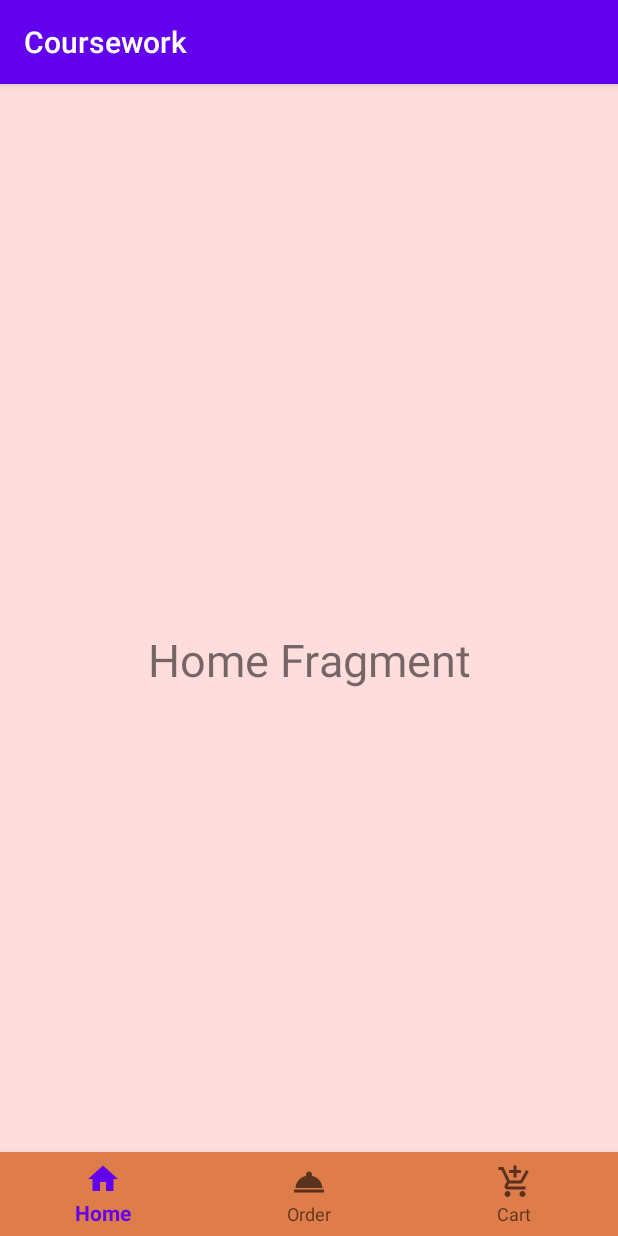
After one commit to S-Sahanii0/Android, an Android app: the HomeNav screen opened directly, with no data from a screen before it, on a phone screen of 412 x 824 dp. The commit adds this screen. Run offline under Robolectric (Android 15) with nearby library versions, the phone set to English and light mode, and no system bars.

Commit message:
Navigation bar completed.

```diff
--- a/app/build.gradle
+++ b/app/build.gradle
@@ -33,6 +33,9 @@ dependencies {
     implementation 'com.google.android.material:material:1.1.0'
     implementation 'androidx.annotation:annotation:1.1.0'
     implementation 'androidx.lifecycle:lifecycle-extensions:2.2.0'
+    implementation 'androidx.legacy:legacy-support-v4:1.0.0'
+    implementation 'androidx.navigation:navigation-fragment:2.0.0'
+    implementation 'androidx.navigation:navigation-ui:2.0.0'
     testImplementation 'junit:junit:4.12'
     androidTestImplementation 'androidx.test.ext:junit:1.1.1'
     androidTestImplementation 'androidx.test.espresso:espresso-core:3.2.0'
--- a/app/src/main/AndroidManifest.xml
+++ b/app/src/main/AndroidManifest.xml
@@ -9,7 +9,7 @@
         android:roundIcon="@mipmap/ic_launcher_round"
         android:supportsRtl="true"
         android:theme="@style/AppTheme">
-        <activity android:name=".OrderActivity" />
+        <activity android:name=".NavBar_Food"></activity>
         <activity android:name=".LoginActivity" />
         <activity android:name=".register_Activity" />
         <activity
--- /dev/null
+++ b/app/src/main/java/com/example/coursework/HomeNav.java
@@ -0,0 +1,18 @@
+package com.example.coursework;
+
+import android.os.Bundle;
+import android.view.LayoutInflater;
+import android.view.View;
+import android.view.ViewGroup;
+
+import androidx.annotation.NonNull;
+import androidx.annotation.Nullable;
+import androidx.fragment.app.Fragment;
+
+public class HomeNav extends Fragment {
+    @Nullable
+    @Override
+    public View onCreateView(@NonNull LayoutInflater inflater, @Nullable ViewGroup container, @Nullable Bundle savedInstanceState) {
+        return inflater.inflate(R.layout.home_frag, container, false);
+    }
+}
--- /dev/null
+++ b/app/src/main/java/com/example/coursework/NavBar_Food.java
@@ -0,0 +1,51 @@
+package com.example.coursework;
+
+import androidx.annotation.NonNull;
+import androidx.appcompat.app.AppCompatActivity;
+import androidx.fragment.app.Fragment;
+
+import android.os.Bundle;
+import android.view.MenuItem;
+
+import com.google.android.material.bottomnavigation.BottomNavigationView;
+
+public class NavBar_Food extends AppCompatActivity {
+    BottomNavigationView bottomNav;
+
+    @Override
+    protected void onCreate(Bundle savedInstanceState) {
+        super.onCreate(savedInstanceState);
+        setContentView(R.layout.activity_nav_bar__food);
+
+        bottomNav = findViewById(R.id.nav_bottom_id);
+        bottomNav.setOnNavigationItemSelectedListener(navListner);
+
+        getSupportFragmentManager().beginTransaction().replace(R.id.frame_id, new HomeNav()).commit();
+    }
+
+    BottomNavigationView.OnNavigationItemSelectedListener navListner =
+            new BottomNavigationView.OnNavigationItemSelectedListener() {
+                @Override
+                public boolean onNavigationItemSelected(@NonNull MenuItem menuItem) {
+                    Fragment displayedFrag=null;
+
+                    switch (menuItem.getItemId()){
+                        case R.id.home_id:
+                            displayedFrag= new HomeNav();
+                            break;
+
+                        case R.id.order_id:
+                            displayedFrag= new OrderNav();
+                            break;
+
+                        case R.id.cart_id:
+                            displayedFrag= new CartNav();
+                            break;
+                    }
+
+                    //for displaying frag
+                    getSupportFragmentManager().beginTransaction().replace(R.id.frame_id, displayedFrag).commit();
+                    return true;
+                }
+            };
+}
--- a/app/src/main/java/com/example/coursework/pritisha.java
+++ /dev/null
@@ -1,4 +0,0 @@
-package com.example.coursework;
-
-public class pritisha {
-}
--- /dev/null
+++ b/app/src/main/res/drawable/ic_home.xml
@@ -0,0 +1,5 @@
+<vector android:height="24dp" android:tint="#CD7B31"
+    android:viewportHeight="24.0" android:viewportWidth="24.0"
+    android:width="24dp" xmlns:android="http://schemas.android.com/apk/res/android">
+    <path android:fillColor="#FF000000" android:pathData="M10,20v-6h4v6h5v-8h3L12,3 2,12h3v8z"/>
+</vector>
--- a/app/src/main/res/drawable/ic_order.xml
+++ b/app/src/main/res/drawable/ic_order.xml
@@ -1,5 +1,5 @@
 <vector android:height="24dp" android:tint="#CD7B31"
     android:viewportHeight="24.0" android:viewportWidth="24.0"
     android:width="24dp" xmlns:android="http://schemas.android.com/apk/res/android">
-    <path android:fillColor="#FF000000" android:pathData="M12,6c1.11,0 2,-0.9 2,-2 0,-0.38 -0.1,-0.73 -0.29,-1.03L12,0l-1.71,2.97c-0.19,0.3 -0.29,0.65 -0.29,1.03 0,1.1 0.9,2 2,2zM16.6,15.99l-1.07,-1.07 -1.08,1.07c-1.3,1.3 -3.58,1.31 -4.89,0l-1.07,-1.07 -1.09,1.07C6.75,16.64 5.88,17 4.96,17c-0.73,0 -1.4,-0.23 -1.96,-0.61L3,21c0,0.55 0.45,1 1,1h16c0.55,0 1,-0.45 1,-1v-4.61c-0.56,0.38 -1.23,0.61 -1.96,0.61 -0.92,0 -1.79,-0.36 -2.44,-1.01zM18,9h-5L13,7h-2v2L6,9c-1.66,0 -3,1.34 -3,3v1.54c0,1.08 0.88,1.96 1.96,1.96 0.52,0 1.02,-0.2 1.38,-0.57l2.14,-2.13 2.13,2.13c0.74,0.74 2.03,0.74 2.77,0l2.14,-2.13 2.13,2.13c0.37,0.37 0.86,0.57 1.38,0.57 1.08,0 1.96,-0.88 1.96,-1.96L20.99,12C21,10.34 19.66,9 18,9z"/>
+    <path android:fillColor="#FF000000" android:pathData="M2,17h20v2L2,19zM13.84,7.79c0.1,-0.24 0.16,-0.51 0.16,-0.79 0,-1.1 -0.9,-2 -2,-2s-2,0.9 -2,2c0,0.28 0.06,0.55 0.16,0.79C6.25,8.6 3.27,11.93 3,16h18c-0.27,-4.07 -3.25,-7.4 -7.16,-8.21z"/>
 </vector>
--- /dev/null
+++ b/app/src/main/res/layout/activity_nav_bar__food.xml
@@ -0,0 +1,22 @@
+<?xml version="1.0" encoding="utf-8"?>
+<RelativeLayout xmlns:android="http://schemas.android.com/apk/res/android"
+    xmlns:app="http://schemas.android.com/apk/res-auto"
+    xmlns:tools="http://schemas.android.com/tools"
+    android:layout_width="match_parent"
+    android:layout_height="match_parent"
+    tools:context=".NavBar_Food">
+
+    <FrameLayout
+        android:id="@+id/frame_id"
+        android:layout_width="match_parent"
+        android:layout_height="match_parent"/>
+
+    <com.google.android.material.bottomnavigation.BottomNavigationView
+        android:id="@+id/nav_bottom_id"
+        android:layout_alignParentBottom="true"
+        android:background="#de7d49"
+        app:menu="@menu/nav_bottom"
+        android:layout_width="match_parent"
+        android:layout_height="wrap_content"/>
+
+</RelativeLayout>
--- /dev/null
+++ b/app/src/main/res/layout/home_frag.xml
@@ -0,0 +1,15 @@
+<?xml version="1.0" encoding="utf-8"?>
+<androidx.constraintlayout.widget.ConstraintLayout
+    xmlns:android="http://schemas.android.com/apk/res/android"
+    android:layout_width="match_parent"
+    android:background="#FDD"
+    android:layout_height="match_parent">
+
+    <TextView
+        android:textSize="30sp"
+        android:text="Home Fragment"
+        android:gravity="center"
+        android:layout_width="match_parent"
+        android:layout_height="match_parent"/>
+
+</androidx.constraintlayout.widget.ConstraintLayout>
--- /dev/null
+++ b/app/src/main/res/menu/nav_bottom.xml
@@ -0,0 +1,21 @@
+<?xml version="1.0" encoding="utf-8"?>
+<menu xmlns:android="http://schemas.android.com/apk/res/android">
+
+    <item
+        android:id="@+id/home_id"
+        android:icon="@drawable/ic_home"
+        android:title="Home"
+        />
+
+    <item
+        android:id="@+id/order_id"
+        android:icon="@drawable/ic_order"
+        android:title="Order"
+        />
+
+    <item
+        android:id="@+id/cart_id"
+        android:icon="@drawable/ic_cart"
+        android:title="Cart"
+        />
+</menu>
--- a/app/src/main/res/values/styles.xml
+++ b/app/src/main/res/values/styles.xml
@@ -13,4 +13,8 @@
         <item name="windowNoTitle">true</item>
     </style>
 
+    <style name="AppTheme.AppBarOverlay" parent="ThemeOverlay.AppCompat.Dark.ActionBar" />
+
+    <style name="AppTheme.PopupOverlay" parent="ThemeOverlay.AppCompat.Light" />
+
 </resources>
```
Also changed, not shown: app/src/main/java/com/example/coursework/CartNav.java (added, +18 -0 lines), app/src/main/java/com/example/coursework/LoginActivity.java (+15 -0 lines), app/src/main/java/com/example/coursework/OrderActivity.java (deleted, +0 -14 lines), app/src/main/java/com/example/coursework/OrderNav.java (added, +18 -0 lines), app/src/main/res/layout/activity_order.xml (deleted, +0 -9 lines), app/src/main/res/layout/cart_frag.xml (added, +15 -0 lines), app/src/main/res/layout/order_frag.xml (added, +15 -0 lines), app/src/main/res/values/dimens.xml (+5 -2 lines), app/src/main/res/values/strings.xml (+13 -0 lines).
